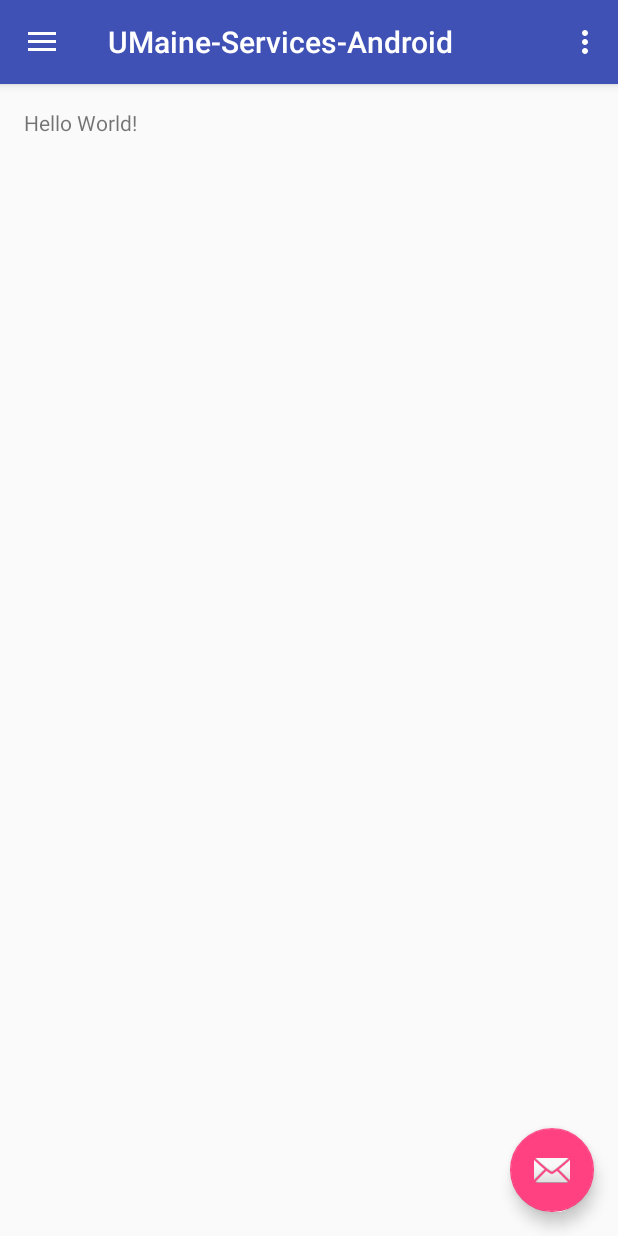
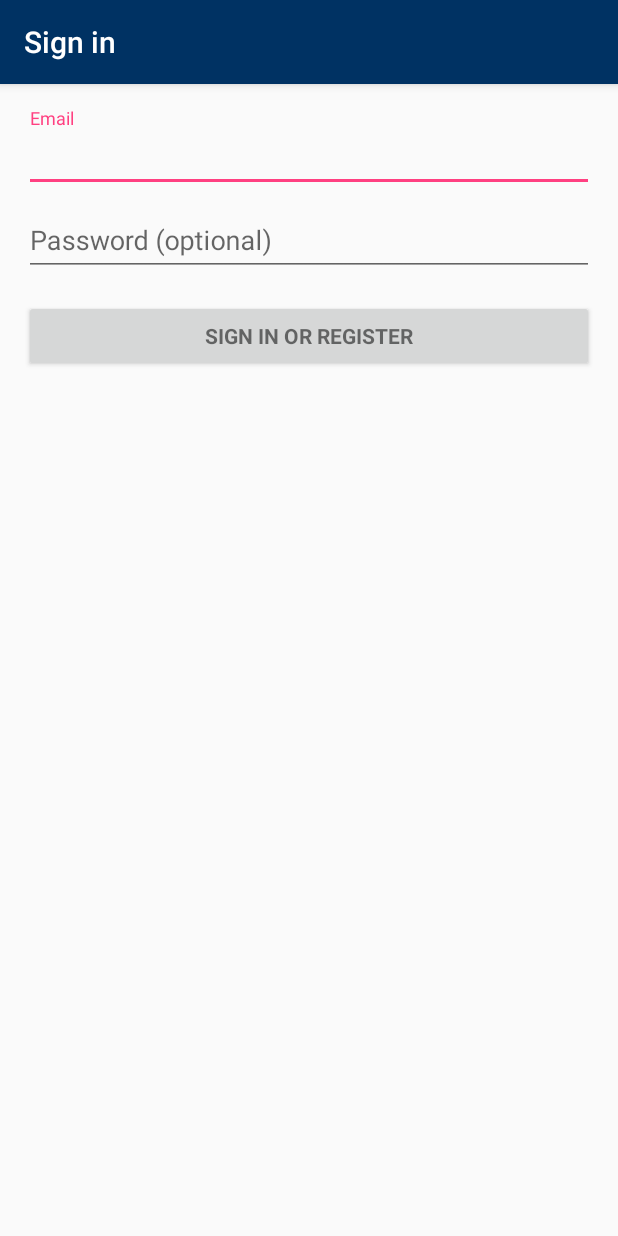
Before and after one commit to nh-99/UMaine-Services-Android, an Android app: the screen it shows after launch (UMaineServices before the commit, LoginActivity after it), on a phone screen of 412 x 824 dp. Run offline under Robolectric (Android 15) with nearby library versions, the phone set to English and light mode, and no system bars; 2 statements that could not run were skipped.

Commit message:
WIP login activity

```diff
--- /dev/null
+++ b/app/src/main/java/umaineservices/nohowdezign/com/umaine_services_android/LoginActivity.java
@@ -0,0 +1,349 @@
+package umaineservices.nohowdezign.com.umaine_services_android;
+
+import android.animation.Animator;
+import android.animation.AnimatorListenerAdapter;
+import android.annotation.TargetApi;
+import android.content.pm.PackageManager;
+import android.support.annotation.NonNull;
+import android.support.design.widget.Snackbar;
+import android.support.v7.app.AppCompatActivity;
+import android.app.LoaderManager.LoaderCallbacks;
+
+import android.content.CursorLoader;
+import android.content.Loader;
+import android.database.Cursor;
+import android.net.Uri;
+import android.os.AsyncTask;
+
+import android.os.Build;
+import android.os.Bundle;
+import android.provider.ContactsContract;
+import android.text.TextUtils;
+import android.view.KeyEvent;
+import android.view.View;
+import android.view.View.OnClickListener;
+import android.view.inputmethod.EditorInfo;
+import android.widget.ArrayAdapter;
+import android.widget.AutoCompleteTextView;
+import android.widget.Button;
+import android.widget.EditText;
+import android.widget.TextView;
+
+import java.util.ArrayList;
+import java.util.List;
+
+import static android.Manifest.permission.READ_CONTACTS;
+
+/**
+ * A login screen that offers login via email/password.
+ */
+public class LoginActivity extends AppCompatActivity implements LoaderCallbacks<Cursor> {
+
+    /**
+     * Id to identity READ_CONTACTS permission request.
+     */
+    private static final int REQUEST_READ_CONTACTS = 0;
+
+    /**
+     * A dummy authentication store containing known user names and passwords.
+     * TODO: remove after connecting to a real authentication system.
+     */
+    private static final String[] DUMMY_CREDENTIALS = new String[]{
+            "foo@example.com:hello", "bar@example.com:world"
+    };
+    /**
+     * Keep track of the login task to ensure we can cancel it if requested.
+     */
+    private UserLoginTask mAuthTask = null;
+
+    // UI references.
+    private AutoCompleteTextView mEmailView;
+    private EditText mPasswordView;
+    private View mProgressView;
+    private View mLoginFormView;
+
+    @Override
+    protected void onCreate(Bundle savedInstanceState) {
+        super.onCreate(savedInstanceState);
+        setContentView(R.layout.activity_login);
+        // Set up the login form.
+        mEmailView = (AutoCompleteTextView) findViewById(R.id.email);
+        populateAutoComplete();
+
+        mPasswordView = (EditText) findViewById(R.id.password);
+        mPasswordView.setOnEditorActionListener(new TextView.OnEditorActionListener() {
+            @Override
+            public boolean onEditorAction(TextView textView, int id, KeyEvent keyEvent) {
+                if (id == R.id.login || id == EditorInfo.IME_NULL) {
+                    attemptLogin();
+                    return true;
+                }
+                return false;
+            }
+        });
+
+        Button mEmailSignInButton = (Button) findViewById(R.id.email_sign_in_button);
+        mEmailSignInButton.setOnClickListener(new OnClickListener() {
+            @Override
+            public void onClick(View view) {
+                attemptLogin();
+            }
+        });
+
+        mLoginFormView = findViewById(R.id.login_form);
+        mProgressView = findViewById(R.id.login_progress);
+    }
+
+    private void populateAutoComplete() {
+        if (!mayRequestContacts()) {
+            return;
+        }
+
+        getLoaderManager().initLoader(0, null, this);
+    }
+
+    private boolean mayRequestContacts() {
+        if (Build.VERSION.SDK_INT < Build.VERSION_CODES.M) {
+            return true;
+        }
+        if (checkSelfPermission(READ_CONTACTS) == PackageManager.PERMISSION_GRANTED) {
+            return true;
+        }
+        if (shouldShowRequestPermissionRationale(READ_CONTACTS)) {
+            Snackbar.make(mEmailView, R.string.permission_rationale, Snackbar.LENGTH_INDEFINITE)
+                    .setAction(android.R.string.ok, new View.OnClickListener() {
+                        @Override
+                        @TargetApi(Build.VERSION_CODES.M)
+                        public void onClick(View v) {
+                            requestPermissions(new String[]{READ_CONTACTS}, REQUEST_READ_CONTACTS);
+                        }
+                    });
+        } else {
+            requestPermissions(new String[]{READ_CONTACTS}, REQUEST_READ_CONTACTS);
+        }
+        return false;
+    }
+
+    /**
+     * Callback received when a permissions request has been completed.
+     */
+    @Override
+    public void onRequestPermissionsResult(int requestCode, @NonNull String[] permissions,
+                                           @NonNull int[] grantResults) {
+        if (requestCode == REQUEST_READ_CONTACTS) {
+            if (grantResults.length == 1 && grantResults[0] == PackageManager.PERMISSION_GRANTED) {
+                populateAutoComplete();
+            }
+        }
+    }
+
+
+    /**
+     * Attempts to sign in or register the account specified by the login form.
+     * If there are form errors (invalid email, missing fields, etc.), the
+     * errors are presented and no actual login attempt is made.
+     */
+    private void attemptLogin() {
+        if (mAuthTask != null) {
+            return;
+        }
+
+        // Reset errors.
+        mEmailView.setError(null);
+        mPasswordView.setError(null);
+
+        // Store values at the time of the login attempt.
+        String email = mEmailView.getText().toString();
+        String password = mPasswordView.getText().toString();
+
+        boolean cancel = false;
+        View focusView = null;
+
+        // Check for a valid password, if the user entered one.
+        if (!TextUtils.isEmpty(password) && !isPasswordValid(password)) {
+            mPasswordView.setError(getString(R.string.error_invalid_password));
+            focusView = mPasswordView;
+            cancel = true;
+        }
+
+        // Check for a valid email address.
+        if (TextUtils.isEmpty(email)) {
+            mEmailView.setError(getString(R.string.error_field_required));
+            focusView = mEmailView;
+            cancel = true;
+        } else if (!isEmailValid(email)) {
+            mEmailView.setError(getString(R.string.error_invalid_email));
+            focusView = mEmailView;
+            cancel = true;
+        }
+
+        if (cancel) {
+            // There was an error; don't attempt login and focus the first
+            // form field with an error.
+            focusView.requestFocus();
+        } else {
+            // Show a progress spinner, and kick off a background task to
+            // perform the user login attempt.
+            showProgress(true);
+            mAuthTask = new UserLoginTask(email, password);
+            mAuthTask.execute((Void) null);
+        }
+    }
+
+    private boolean isEmailValid(String email) {
+        //TODO: Replace this with your own logic
+        return email.contains("@");
+    }
+
+    private boolean isPasswordValid(String password) {
+        //TODO: Replace this with your own logic
+        return password.length() > 4;
+    }
+
+    /**
+     * Shows the progress UI and hides the login form.
+     */
+    @TargetApi(Build.VERSION_CODES.HONEYCOMB_MR2)
+    private void showProgress(final boolean show) {
+        // On Honeycomb MR2 we have the ViewPropertyAnimator APIs, which allow
+        // for very easy animations. If available, use these APIs to fade-in
+        // the progress spinner.
+        if (Build.VERSION.SDK_INT >= Build.VERSION_CODES.HONEYCOMB_MR2) {
+            int shortAnimTime = getResources().getInteger(android.R.integer.config_shortAnimTime);
+
+            mLoginFormView.setVisibility(show ? View.GONE : View.VISIBLE);
+            mLoginFormView.animate().setDuration(shortAnimTime).alpha(
+                    show ? 0 : 1).setListener(new AnimatorListenerAdapter() {
+                @Override
+                public void onAnimationEnd(Animator animation) {
+                    mLoginFormView.setVisibility(show ? View.GONE : View.VISIBLE);
+                }
+            });
+
+            mProgressView.setVisibility(show ? View.VISIBLE : View.GONE);
+            mProgressView.animate().setDuration(shortAnimTime).alpha(
+                    show ? 1 : 0).setListener(new AnimatorListenerAdapter() {
+                @Override
+                public void onAnimationEnd(Animator animation) {
+                    mProgressView.setVisibility(show ? View.VISIBLE : View.GONE);
+                }
+            });
+        } else {
+            // The ViewPropertyAnimator APIs are not available, so simply show
+            // and hide the relevant UI components.
+            mProgressView.setVisibility(show ? View.VISIBLE : View.GONE);
+            mLoginFormView.setVisibility(show ? View.GONE : View.VISIBLE);
+        }
+    }
+
+    @Override
+    public Loader<Cursor> onCreateLoader(int i, Bundle bundle) {
+        return new CursorLoader(this,
+                // Retrieve data rows for the device user's 'profile' contact.
+                Uri.withAppendedPath(ContactsContract.Profile.CONTENT_URI,
+                        ContactsContract.Contacts.Data.CONTENT_DIRECTORY), ProfileQuery.PROJECTION,
+
+                // Select only email addresses.
+                ContactsContract.Contacts.Data.MIMETYPE +
+                        " = ?", new String[]{ContactsContract.CommonDataKinds.Email
+                .CONTENT_ITEM_TYPE},
+
+                // Show primary email addresses first. Note that there won't be
+                // a primary email address if the user hasn't specified one.
+                ContactsContract.Contacts.Data.IS_PRIMARY + " DESC");
+    }
+
+    @Override
+    public void onLoadFinished(Loader<Cursor> cursorLoader, Cursor cursor) {
+        List<String> emails = new ArrayList<>();
+        cursor.moveToFirst();
+        while (!cursor.isAfterLast()) {
+            emails.add(cursor.getString(ProfileQuery.ADDRESS));
+            cursor.moveToNext();
+        }
+
+        addEmailsToAutoComplete(emails);
+    }
+
+    @Override
+    public void onLoaderReset(Loader<Cursor> cursorLoader) {
+
+    }
+
+    private void addEmailsToAutoComplete(List<String> emailAddressCollection) {
+        //Create adapter to tell the AutoCompleteTextView what to show in its dropdown list.
+        ArrayAdapter<String> adapter =
+                new ArrayAdapter<>(LoginActivity.this,
+                        android.R.layout.simple_dropdown_item_1line, emailAddressCollection);
+
+        mEmailView.setAdapter(adapter);
+    }
+
+
+    private interface ProfileQuery {
+        String[] PROJECTION = {
+                ContactsContract.CommonDataKinds.Email.ADDRESS,
+                ContactsContract.CommonDataKinds.Email.IS_PRIMARY,
+        };
+
+        int ADDRESS = 0;
+        int IS_PRIMARY = 1;
+    }
+
+    /**
+     * Represents an asynchronous login/registration task used to authenticate
+     * the user.
+     */
+    public class UserLoginTask extends AsyncTask<Void, Void, Boolean> {
+
+        private final String mEmail;
+        private final String mPassword;
+
+        UserLoginTask(String email, String password) {
+            mEmail = email;
+            mPassword = password;
+        }
+
+        @Override
+        protected Boolean doInBackground(Void... params) {
+            // TODO: attempt authentication against a network service.
+
+            try {
+                // Simulate network access.
+                Thread.sleep(2000);
+            } catch (InterruptedException e) {
+                return false;
+            }
+
+            for (String credential : DUMMY_CREDENTIALS) {
+                String[] pieces = credential.split(":");
+                if (pieces[0].equals(mEmail)) {
+                    // Account exists, return true if the password matches.
+                    return pieces[1].equals(mPassword);
+                }
+            }
+
+            // TODO: register the new account here.
+            return true;
+        }
+
+        @Override
+        protected void onPostExecute(final Boolean success) {
+            mAuthTask = null;
+            showProgress(false);
+
+            if (success) {
+                finish();
+            } else {
+                mPasswordView.setError(getString(R.string.error_incorrect_password));
+                mPasswordView.requestFocus();
+            }
+        }
+
+        @Override
+        protected void onCancelled() {
+            mAuthTask = null;
+            showProgress(false);
+        }
+    }
+}
--- /dev/null
+++ b/app/src/main/res/layout/activity_login.xml
@@ -0,0 +1,77 @@
+<LinearLayout xmlns:android="http://schemas.android.com/apk/res/android"
+    xmlns:tools="http://schemas.android.com/tools"
+    android:layout_width="match_parent"
+    android:layout_height="match_parent"
+    android:gravity="center_horizontal"
+    android:orientation="vertical"
+    android:paddingBottom="@dimen/activity_vertical_margin"
+    android:paddingLeft="@dimen/activity_horizontal_margin"
+    android:paddingRight="@dimen/activity_horizontal_margin"
+    android:paddingTop="@dimen/activity_vertical_margin"
+    tools:context=".LoginActivity">
+
+    <!-- Login progress -->
+    <ProgressBar
+        android:id="@+id/login_progress"
+        style="?android:attr/progressBarStyleLarge"
+        android:layout_width="wrap_content"
+        android:layout_height="wrap_content"
+        android:layout_marginBottom="8dp"
+        android:visibility="gone" />
+
+    <ScrollView
+        android:id="@+id/login_form"
+        android:layout_width="match_parent"
+        android:layout_height="match_parent">
+
+        <LinearLayout
+            android:id="@+id/email_login_form"
+            android:layout_width="match_parent"
+            android:layout_height="wrap_content"
+            android:orientation="vertical">
+
+            <android.support.design.widget.TextInputLayout
+                android:layout_width="match_parent"
+                android:layout_height="wrap_content">
+
+                <AutoCompleteTextView
+                    android:id="@+id/email"
+                    android:layout_width="match_parent"
+                    android:layout_height="wrap_content"
+                    android:hint="@string/prompt_email"
+                    android:inputType="textEmailAddress"
+                    android:maxLines="1"
+                    android:singleLine="true" />
+
+            </android.support.design.widget.TextInputLayout>
+
+            <android.support.design.widget.TextInputLayout
+                android:layout_width="match_parent"
+                android:layout_height="wrap_content">
+
+                <EditText
+                    android:id="@+id/password"
+                    android:layout_width="match_parent"
+                    android:layout_height="wrap_content"
+                    android:hint="@string/prompt_password"
+                    android:imeActionId="@+id/login"
+                    android:imeActionLabel="@string/action_sign_in_short"
+                    android:imeOptions="actionUnspecified"
+                    android:inputType="textPassword"
+                    android:maxLines="1"
+                    android:singleLine="true" />
+
+            </android.support.design.widget.TextInputLayout>
+
+            <Button
+                android:id="@+id/email_sign_in_button"
+                style="?android:textAppearanceSmall"
+                android:layout_width="match_parent"
+                android:layout_height="wrap_content"
+                android:layout_marginTop="16dp"
+                android:text="@string/action_sign_in"
+                android:textStyle="bold" />
+
+        </LinearLayout>
+    </ScrollView>
+</LinearLayout>
--- a/app/src/main/res/values/colors.xml
+++ b/app/src/main/res/values/colors.xml
@@ -1,6 +1,6 @@
 <?xml version="1.0" encoding="utf-8"?>
 <resources>
-    <color name="colorPrimary">#3F51B5</color>
-    <color name="colorPrimaryDark">#303F9F</color>
+    <color name="colorPrimary">#003263</color>
+    <color name="colorPrimaryDark">#3098D4</color>
     <color name="colorAccent">#FF4081</color>
 </resources>
--- a/app/src/main/res/values/strings.xml
+++ b/app/src/main/res/values/strings.xml
@@ -1,8 +1,22 @@
 <resources>
-    <string name="app_name">UMaine-Services-Android</string>
+    <string name="app_name">UMaine Services</string>
 
     <string name="navigation_drawer_open">Open navigation drawer</string>
     <string name="navigation_drawer_close">Close navigation drawer</string>
 
     <string name="action_settings">Settings</string>
+    <string name="title_activity_login">Sign in</string>
+
+    <!-- Strings related to login -->
+    <string name="prompt_email">Email</string>
+    <string name="prompt_password">Password (optional)</string>
+    <string name="action_sign_in">Sign in or register</string>
+    <string name="action_sign_in_short">Sign in</string>
+    <string name="error_invalid_email">This email address is invalid</string>
+    <string name="error_invalid_password">This password is too short</string>
+    <string name="error_incorrect_password">This password is incorrect</string>
+    <string name="error_field_required">This field is required</string>
+    <string name="permission_rationale">"Contacts permissions are needed for providing email
+        completions."
+    </string>
 </resources>
```
Also changed, not shown: app/src/main/AndroidManifest.xml (+13 -3 lines).
